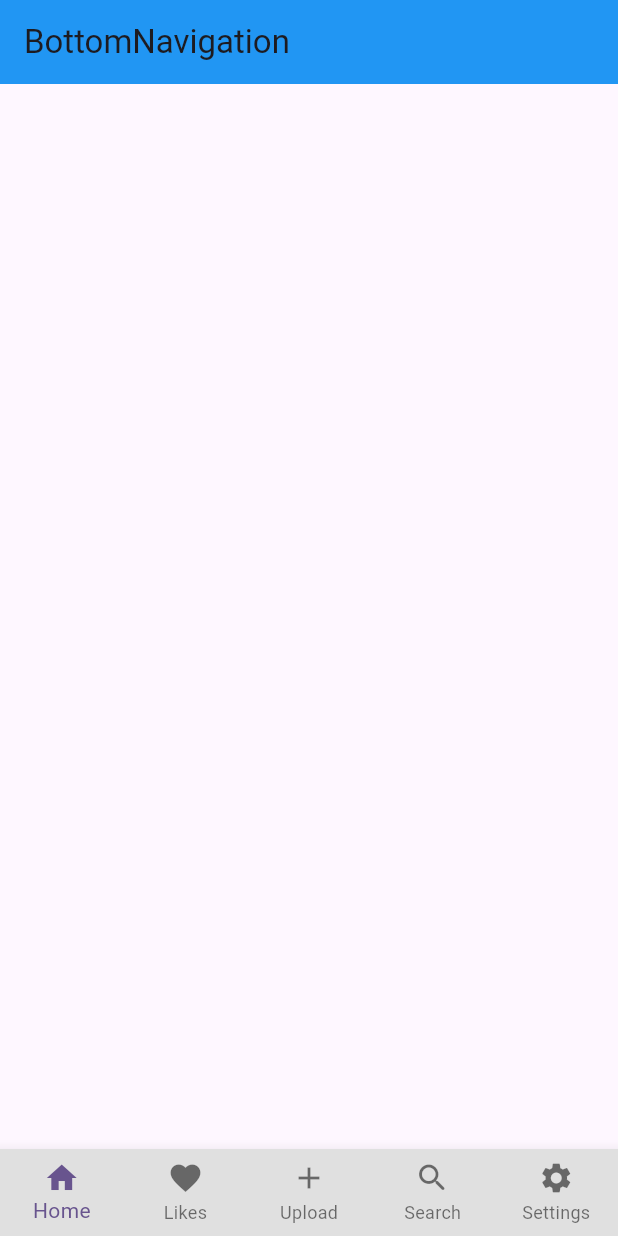
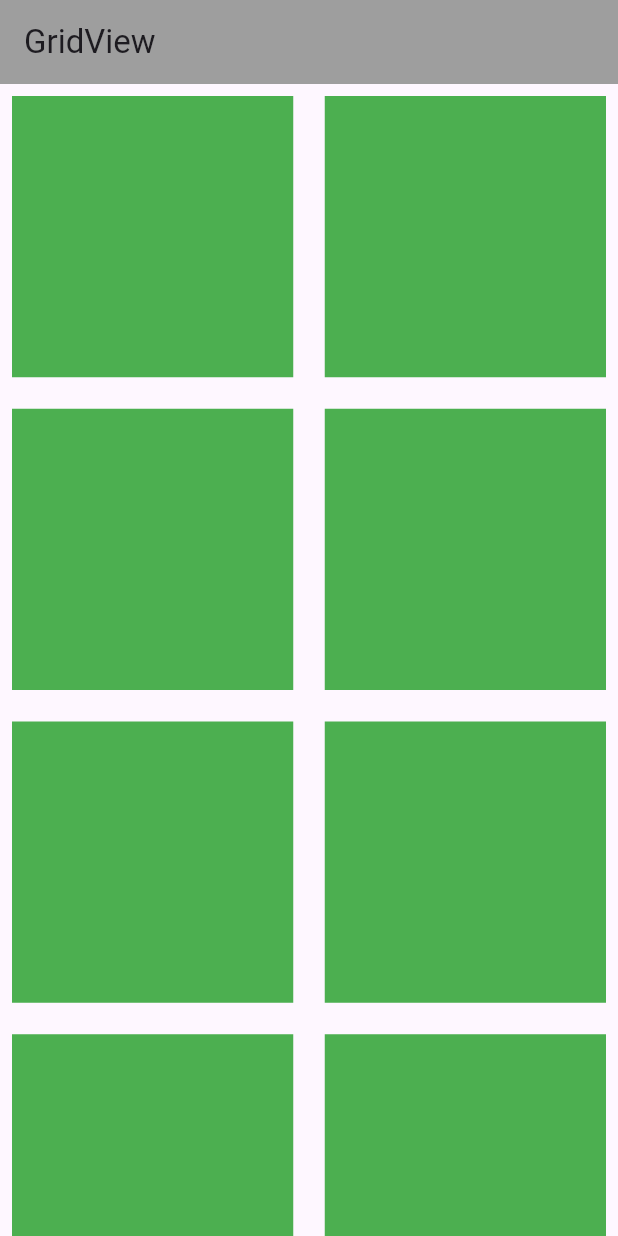
Before and after one commit to jay-java/Flutter-TTS-12-30, a Flutter app: the screen it shows after launch, on a phone screen of 412 x 824 dp. Run offline on Flutter 3.47's test engine with Material 3 defaults, Android fonts, the phone set to English and light mode, and no system bars.

Commit message:
gridview

```diff
--- a/flutter design/lib/main.dart
+++ b/flutter design/lib/main.dart
@@ -8,6 +8,7 @@ import 'p004_buttns.dart';
 import 'p005_splashscreen.dart';
 import 'p007_dialogue.dart';
 import 'p008_bottomnavigation.dart';
+import 'p009_gridview.dart';
 
 void main() {
   runApp(const MyApp());
@@ -41,7 +42,7 @@ class MyApp extends StatelessWidget {
         colorScheme: ColorScheme.fromSeed(seedColor: Colors.deepPurple),
         useMaterial3: true,
       ),
-      home: const MyBottomNavigation(),
+      home: const MyGridView(),
     );
   }
 }
--- a/flutter design/lib/p008_bottomnavigation.dart
+++ b/flutter design/lib/p008_bottomnavigation.dart
@@ -15,7 +15,10 @@ class _MyBottomNavigationState extends State<MyBottomNavigation> {
     return Scaffold(
       appBar: AppBar(
         title: Text('BottomNavigation'),
-        backgroundColor: Colors.blue,
+        backgroundColor: Colors.transparent,
+      ),
+      body: Container(
+        color: Colors.grey,
       ),
       bottomNavigationBar:
           BottomNavigationBar(
--- /dev/null
+++ b/flutter design/lib/p009_gridview.dart
@@ -0,0 +1,121 @@
+import 'package:flutter/material.dart';
+
+class MyGridView extends StatefulWidget {
+  const MyGridView({super.key});
+
+  @override
+  State<MyGridView> createState() => _MyGridViewState();
+}
+
+class _MyGridViewState extends State<MyGridView> {
+  @override
+  Widget build(BuildContext context) {
+    return Scaffold(
+      appBar: AppBar(
+        title: Text('GridView'),
+        backgroundColor: Colors.grey,
+      ),
+      body: Container(
+        height: double.infinity,
+        width: double.infinity,
+        child: GridView.count(
+          crossAxisCount: 2,
+          crossAxisSpacing: 5,
+          mainAxisSpacing: 5,
+          children: [
+            Padding(
+              padding: const EdgeInsets.all(8.0),
+              child: Container(
+                color: Colors.green,
+              ),
+            ),
+            Padding(
+              padding: const EdgeInsets.all(8.0),
+              child: Container(
+                color: Colors.green,
+              ),
+            ),
+            Padding(
+              padding: const EdgeInsets.all(8.0),
+              child: Container(
+                color: Colors.green,
+              ),
+            ),
+            Padding(
+              padding: const EdgeInsets.all(8.0),
+              child: Container(
+                color: Colors.green,
+              ),
+            ),
+            Padding(
+              padding: const EdgeInsets.all(8.0),
+              child: Container(
+                color: Colors.green,
+              ),
+            ),
+            Padding(
+              padding: const EdgeInsets.all(8.0),
+              child: Container(
+                color: Colors.green,
+              ),
+            ),
+            Padding(
+              padding: const EdgeInsets.all(8.0),
+              child: Container(
+                color: Colors.green,
+              ),
+            ),
+            Padding(
+              padding: const EdgeInsets.all(8.0),
+              child: Container(
+                color: Colors.green,
+              ),
+            ),
+            Padding(
+              padding: const EdgeInsets.all(8.0),
+              child: Container(
+                color: Colors.green,
+              ),
+            ),
+            Padding(
+              padding: const EdgeInsets.all(8.0),
+              child: Container(
+                color: Colors.green,
+              ),
+            ),
+            Padding(
+              padding: const EdgeInsets.all(8.0),
+              child: Container(
+                color: Colors.green,
+              ),
+            ),
+            Padding(
+              padding: const EdgeInsets.all(8.0),
+              child: Container(
+                color: Colors.green,
+              ),
+            ),
+            Padding(
+              padding: const EdgeInsets.all(8.0),
+              child: Container(
+                color: Colors.green,
+              ),
+            ),
+            Padding(
+              padding: const EdgeInsets.all(8.0),
+              child: Container(
+                color: Colors.green,
+              ),
+            ),
+            Padding(
+              padding: const EdgeInsets.all(8.0),
+              child: Container(
+                color: Colors.green,
+              ),
+            ),
+          ],
+        ),
+      ),
+    );
+  }
+}
```
